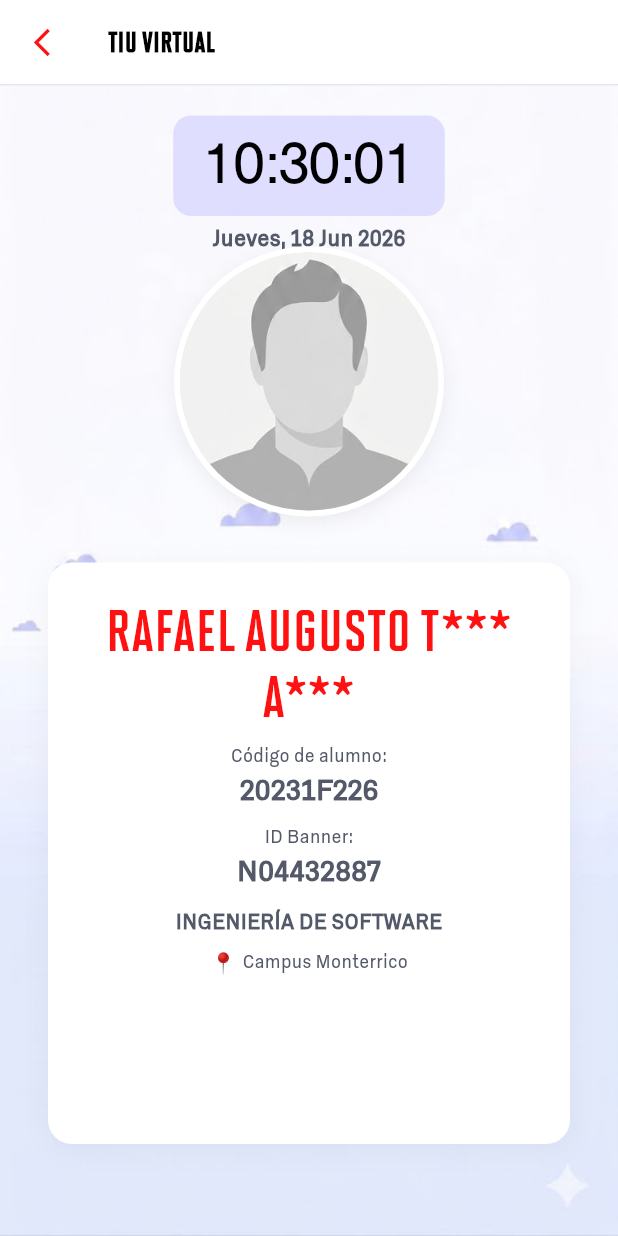
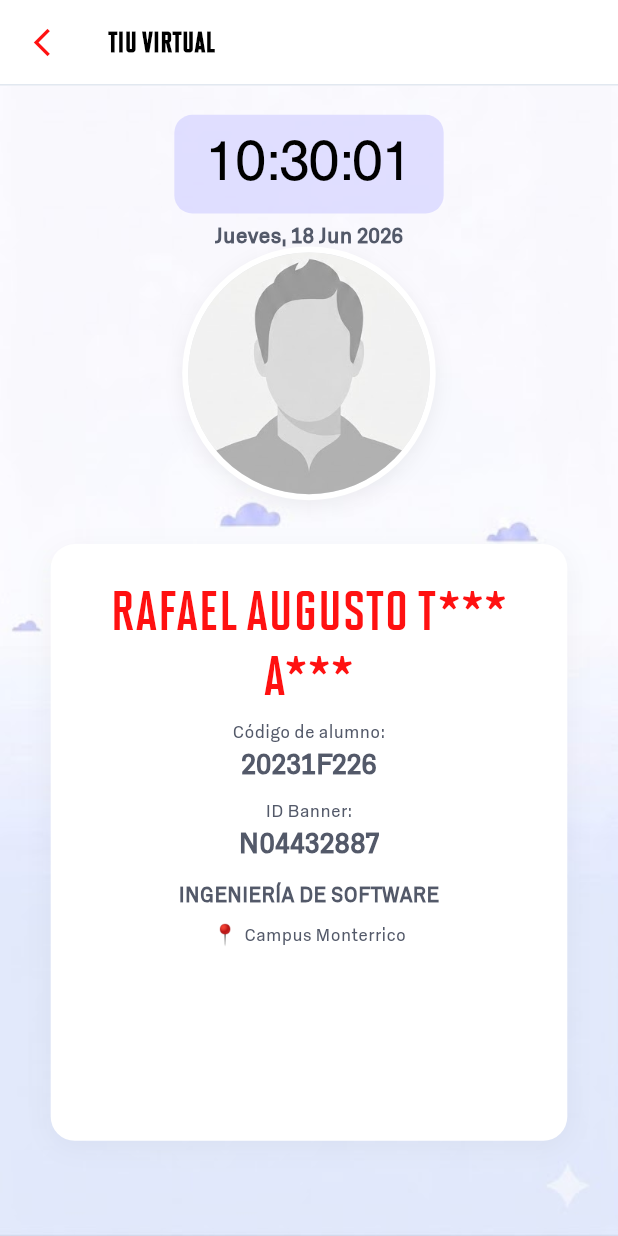
Before and after one commit to Rfaleltsy/CLON-MIUPC-TIU, a Flutter app: the MenuScreen screen opened directly, after a tap on "Generar TIU Virtual", on a phone screen of 412 x 824 dp. Run offline on Flutter 3.47's test engine with Material 3 defaults, Android fonts, the light colour scheme and no system bars; our stand-ins replace flutter_screenutil, image_picker; Roboto replaces fonts that are missing (sans-serif-condensed).

Commit message:
Implement flutter_screenutil for full responsiveness

```diff
--- a/lib/main.dart
+++ b/lib/main.dart
@@ -6,6 +6,7 @@ import 'package:intl/date_symbol_data_local.dart';
 import 'package:flutter/services.dart';
 import 'dart:ui' as ui;
 import 'package:flutter/rendering.dart';
+import 'package:flutter_screenutil/flutter_screenutil.dart';
 
 void main() async {
   WidgetsFlutterBinding.ensureInitialized();
@@ -18,6 +19,11 @@ class MyApp extends StatelessWidget {
 
   @override
   Widget build(BuildContext context) {
+    return ScreenUtilInit(
+      designSize: const Size(390, 844),
+      minTextAdapt: true,
+      splitScreenMode: true,
+      builder: (_, child) {
         return MaterialApp(
           debugShowCheckedModeBanner: false,
           title: 'CLON MIUPC',
@@ -26,7 +32,10 @@ class MyApp extends StatelessWidget {
             // Usamos la fuente del sistema que más se asemeja al renderizado de la captura
             fontFamily: 'sans-serif-condensed',
           ),
-      home: const MenuScreen(),
+          home: child,
+        );
+      },
+      child: const MenuScreen(),
     );
   }
 }
@@ -80,24 +89,24 @@ class _MenuScreenState extends State<MenuScreen> {
         backgroundColor: const Color(0xFF151B54),
       ),
       body: SingleChildScrollView(
-        padding: const EdgeInsets.all(24.0),
+        padding: EdgeInsets.all(24.w),
         child: Column(
           children: [
             GestureDetector(
               onTap: _pickImage,
               child: CircleAvatar(
-                radius: 60,
+                radius: 60.w,
                 backgroundColor: const Color(0xFFE2E5EC),
                 backgroundImage: _imageBytes != null
                     ? MemoryImage(_imageBytes!)
                     : null,
                 child: _imageBytes == null
-                    ? const Icon(Icons.camera_alt, size: 40, color: Colors.grey)
+                    ? Icon(Icons.camera_alt, size: 40.w, color: Colors.grey)
                     : null,
               ),
             ),
             if (_imageBytes != null) ...[
-              const SizedBox(height: 8),
+              SizedBox(height: 8.h),
               TextButton.icon(
                 onPressed: () {
                   setState(() {
@@ -107,9 +116,9 @@ class _MenuScreenState extends State<MenuScreen> {
                 icon: const Icon(Icons.delete_outline, color: Colors.red),
                 label: const Text('Remover foto', style: TextStyle(color: Colors.red)),
               ),
-              const SizedBox(height: 8),
+              SizedBox(height: 8.h),
             ] else ...[
-              const SizedBox(height: 25),
+              SizedBox(height: 25.h),
             ],
             TextField(
               controller: _nameController,
@@ -117,24 +126,24 @@ class _MenuScreenState extends State<MenuScreen> {
                 labelText: 'Nombres',
               ),
             ),
-            const SizedBox(height: 12),
+            SizedBox(height: 12.h),
             TextField(
               controller: _lastNameController,
               decoration: const InputDecoration(
                 labelText: 'Apellidos',
               ),
             ),
-            const SizedBox(height: 12),
+            SizedBox(height: 12.h),
             TextField(
               controller: _codeController,
               decoration: const InputDecoration(labelText: 'Código de Alumno'),
             ),
-            const SizedBox(height: 12),
+            SizedBox(height: 12.h),
             TextField(
               controller: _bannerController,
               decoration: const InputDecoration(labelText: 'ID Banner'),
             ),
-            const SizedBox(height: 16),
+            SizedBox(height: 16.h),
             DropdownButtonFormField<String>(
               initialValue: _selectedCarrera,
               items:
@@ -157,7 +166,7 @@ class _MenuScreenState extends State<MenuScreen> {
               onChanged: (val) => setState(() => _selectedCarrera = val!),
               decoration: const InputDecoration(labelText: 'Carrera'),
             ),
-            const SizedBox(height: 12),
+            SizedBox(height: 12.h),
             DropdownButtonFormField<String>(
               initialValue: _selectedCampus,
               items:
@@ -175,11 +184,11 @@ class _MenuScreenState extends State<MenuScreen> {
               onChanged: (val) => setState(() => _selectedCampus = val!),
               decoration: const InputDecoration(labelText: 'Campus'),
             ),
-            const SizedBox(height: 35),
+            SizedBox(height: 35.h),
             ElevatedButton(
               style: ElevatedButton.styleFrom(
                 backgroundColor: const Color(0xFF151B54),
-                minimumSize: const Size(double.infinity, 50),
+                minimumSize: Size(double.infinity, 50.h),
                 shape: RoundedRectangleBorder(
                   borderRadius: BorderRadius.circular(8),
                 ),
@@ -211,10 +220,10 @@ class _MenuScreenState extends State<MenuScreen> {
                   ),
                 );
               },
-              child: const Text(
+              child: Text(
                 'Generar TIU Virtual',
                 style: TextStyle(
-                  fontSize: 16,
+                  fontSize: 16.sp,
                   color: Colors.white,
                   fontWeight: FontWeight.bold,
                 ),
@@ -333,13 +342,9 @@ class _TiuScreenState extends State<TiuScreen> {
         ),
         body: LayoutBuilder(
           builder: (context, constraints) {
-            final double totalHeight = constraints.maxHeight;
-            // Tamaño de avatar responsivo (máximo 180, mínimo 130)
-            final double avatarSize = (totalHeight * 0.24).clamp(130.0, 180.0);
-            // Posición dinámica según la altura
-            final double avatarTop = totalHeight * 0.14;
-            // Distancia de la tarjeta proporcional
-            final double cardTop = avatarTop + avatarSize + (totalHeight * 0.04);
+            final double avatarSize = 160.w;
+            final double avatarTop = 110.h;
+            final double cardTop = avatarTop + avatarSize + 30.h;
 
             return Stack(
               clipBehavior: Clip.none,
@@ -355,10 +360,10 @@ class _TiuScreenState extends State<TiuScreen> {
 
                 // ===== TARJETA BLANCA FLOTANTE =====
                 Positioned(
-                  left: 32,
-                  right: 32,
+                  left: 32.w,
+                  right: 32.w,
                   top: cardTop,
-                  bottom: totalHeight * 0.08, // Más espacio libre abajo para que la tarjeta sea menos alta
+                  bottom: 65.h,
                   child: Container(
                     decoration: BoxDecoration(
                       color: Colors.white,
@@ -371,11 +376,11 @@ class _TiuScreenState extends State<TiuScreen> {
                         ),
                       ],
                     ),
-                    padding: const EdgeInsets.only(
-                      top: 24,
-                      left: 16,
-                      right: 16,
-                      bottom: 24,
+                    padding: EdgeInsets.only(
+                      top: 24.h,
+                      left: 16.w,
+                      right: 16.w,
+                      bottom: 24.h,
                     ),
                     child: SingleChildScrollView(
                       physics: const BouncingScrollPhysics(),
@@ -385,85 +390,85 @@ class _TiuScreenState extends State<TiuScreen> {
                           Text(
                             widget.name,
                             textAlign: TextAlign.center,
-                            style: const TextStyle(
-                            color: Color(0xFFFF1111),
-                            fontSize: 38,
+                            style: TextStyle(
+                            color: const Color(0xFFFF1111),
+                            fontSize: 38.sp,
                               fontFamily: 'SolanoGothicMVB',
                               fontWeight: FontWeight.w700,
                               height: 1.15,
                               letterSpacing: 0.5,
                             ),
                           ),
-                          const SizedBox(height: 8),
+                          SizedBox(height: 8.h),
                           // Código de alumno
                           const Text(
                             'Código de alumno:',
                             style: TextStyle(
-                              fontSize: 13,
+                              fontSize: 13.sp,
                               fontFamily: 'Godfrey',
                               color: Color(0xFF535969),
                               fontWeight: FontWeight.w400,
                             ),
                           ),
-                          const SizedBox(height: 2),
+                          SizedBox(height: 2.h),
                           Text(
                             widget.code,
-                            style: const TextStyle(
-                              fontSize: 21,
+                            style: TextStyle(
+                              fontSize: 21.sp,
                               fontFamily: 'Godfrey',
                               fontWeight: FontWeight.w800,
-                              color: Color(0xFF535969),
+                              color: const Color(0xFF535969),
                               height: 1.1,
                             ),
                           ),
-                          const SizedBox(height: 10),
+                          SizedBox(height: 10.h),
                           // ID Banner
                           const Text(
                             'ID Banner:',
                             style: TextStyle(
-                              fontSize: 13,
+                              fontSize: 13.sp,
                               fontFamily: 'Godfrey',
                               color: Color(0xFF535969),
                               fontWeight: FontWeight.w400,
                             ),
                           ),
-                          const SizedBox(height: 2),
+                          SizedBox(height: 2.h),
                           Text(
                             widget.banner,
-                            style: const TextStyle(
-                              fontSize: 21,
+                            style: TextStyle(
+                              fontSize: 21.sp,
                               fontFamily: 'Godfrey',
                               fontWeight: FontWeight.w800,
-                              color: Color(0xFF535969),
+                              color: const Color(0xFF535969),
                               height: 1.1,
                             ),
                           ),
-                          const SizedBox(height: 12),
+                          SizedBox(height: 12.h),
                           // Carrera
                           Text(
                             widget.carrera,
-                            style: const TextStyle(
-                              fontSize: 15,
+                            style: TextStyle(
+                              fontSize: 15.sp,
                               fontFamily: 'Godfrey',
                               fontWeight: FontWeight.w800,
-                              color: Color(0xFF535969),
+                              color: const Color(0xFF535969),
                               letterSpacing: 0.3,
                             ),
                           ),
-                          const SizedBox(height: 6),
+                          SizedBox(height: 6.h),
                           // Campus con ícono
                           Row(
                             mainAxisAlignment: MainAxisAlignment.center,
                             mainAxisSize: MainAxisSize.min,
                             children: [
-                              const Text('📍', style: TextStyle(fontSize: 14)),
-                              const SizedBox(width: 4),
+                              Text('📍', style: TextStyle(fontSize: 14.sp)),
+                              SizedBox(width: 4.w),
                               Text(
                                 widget.campus,
-                                style: const TextStyle(
-                                  fontSize: 13,
+                                style: TextStyle(
+                                  fontSize: 13.sp,
                                   fontFamily: 'Godfrey',
-                                  color: Color(0xFF535969),
+                                  color: const Color(0xFF535969),
                                   fontWeight: FontWeight.w500,
                                 ),
                               ),
@@ -477,17 +482,17 @@ class _TiuScreenState extends State<TiuScreen> {
 
                 // ===== RELOJ Y FECHA =====
                 Positioned(
-                  top: 20,
+                  top: 20.h,
                   left: 0,
                   right: 0,
                   child: Column(
                     children: [
                       // Caja del reloj
                       Container(
-                        padding: const EdgeInsets.only(
-                          left: 20,
-                          right: 20,
-                          top: 10,
+                        padding: EdgeInsets.only(
+                          left: 20.w,
+                          right: 20.w,
+                          top: 10.h,
                           bottom: 0,
                         ),
                         decoration: BoxDecoration(
@@ -498,8 +503,8 @@ class _TiuScreenState extends State<TiuScreen> {
                         ),
                         child: Text(
                           _timeString,
-                          style: const TextStyle(
-                            fontSize: 40,
+                          style: TextStyle(
+                            fontSize: 40.sp,
                             fontFamily: 'NimbusSans',
                             fontWeight: FontWeight.normal,
                             color: Colors.black,
@@ -507,14 +512,14 @@ class _TiuScreenState extends State<TiuScreen> {
                           ),
                         ),
                       ),
-                      const SizedBox(height: 5),
+                      SizedBox(height: 5.h),
                       // Fecha
                       Text(
                         _dateString,
-                        style: const TextStyle(
-                          fontSize: 16,
+                        style: TextStyle(
+                          fontSize: 16.sp,
                           fontFamily: 'Godfrey',
-                          color: Color(0xFF535969),
+                          color: const Color(0xFF535969),
                           fontWeight: FontWeight.w800,
                         ),
                       ),
@@ -607,7 +612,7 @@ class _ImageCropScreenState extends State<ImageCropScreen> {
         foregroundColor: Colors.white,
         actions: [
           IconButton(
-            icon: const Icon(Icons.check, color: Colors.green, size: 30),
+            icon: Icon(Icons.check, color: Colors.green, size: 30.w),
             onPressed: _cropImage,
           )
         ],
@@ -616,8 +621,8 @@ class _ImageCropScreenState extends State<ImageCropScreen> {
         child: RepaintBoundary(
           key: _globalKey,
           child: Container(
-            width: 300,
-            height: 300,
+            width: 300.w,
+            height: 300.w, // Using .w for both to maintain perfect circle
             decoration: const BoxDecoration(
               shape: BoxShape.circle,
               color: Colors.transparent,
--- a/pubspec.yaml
+++ b/pubspec.yaml
@@ -9,6 +9,7 @@ environment:
 dependencies:
   flutter:
     sdk: flutter
+  flutter_screenutil: ^5.9.3
   google_fonts: ^8.1.0
   image_picker: ^1.1.2
   intl: ^0.20.2
```
Also changed, not shown: pubspec.lock, 1 other file. Lines whose indentation alone changed are shown as unchanged.
